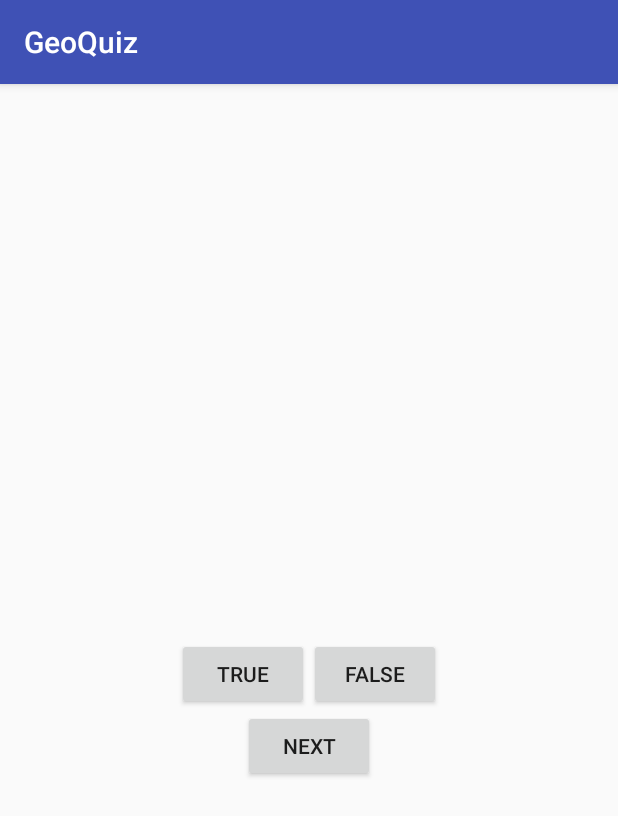
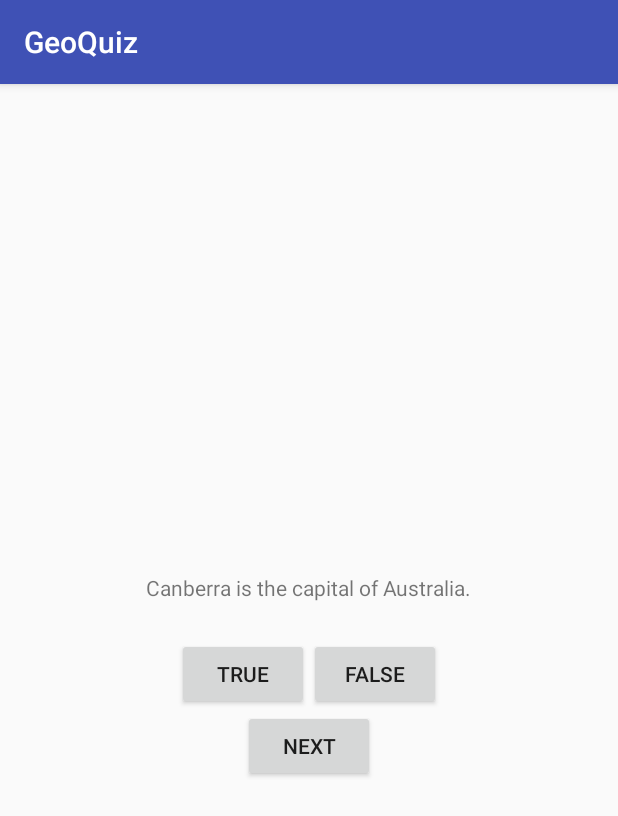
Before and after one commit to raicalvin/abnr-p1-geoquiz, an Android app: the screen it shows after launch (QuizActivity), after a tap on "TRUE", on a phone screen of 412 x 824 dp. Shown: the top 816 px of the screen. Run offline under Robolectric (Android 15) with nearby library versions, the phone set to English and light mode, and no system bars.

Commit message:
Updated QuizActivity with methods to check if answer is correct and to move onto the next question on button presses.

```diff
--- a/app/src/main/java/com/bignerdranch/android/geoquiz/QuizActivity.java
+++ b/app/src/main/java/com/bignerdranch/android/geoquiz/QuizActivity.java
@@ -5,25 +5,39 @@ import android.os.Bundle;
 import android.view.Gravity;
 import android.view.View;
 import android.widget.Button;
+import android.widget.TextView;
 import android.widget.Toast;
 
 public class QuizActivity extends AppCompatActivity {
 
     private Button mTrueButton;
     private Button mFalseButton;
+    private Button mNextButton;
+    private TextView mQuestionTextView;
+
+    private Question[] mQuestionBank = new Question[] {
+            new Question(R.string.question_australia, true),
+            new Question(R.string.question_oceans, true),
+            new Question(R.string.question_mideast, false),
+            new Question(R.string.question_africa, false),
+            new Question(R.string.question_americas, true),
+            new Question(R.string.question_asia, true)
+    };
+
+    private int mCurrentIndex = 0;
 
     @Override
     protected void onCreate(Bundle savedInstanceState) {
         super.onCreate(savedInstanceState);
         setContentView(R.layout.activity_quiz);
 
+        mQuestionTextView = (TextView) findViewById(R.id.question_text_view);
+
         mTrueButton = (Button) findViewById(R.id.true_button);
         mTrueButton.setOnClickListener(new View.OnClickListener() {
             @Override
             public void onClick(View v) {
-                Toast toast = Toast.makeText(QuizActivity.this, R.string.correct_toast, Toast.LENGTH_SHORT);
-                toast.setGravity(Gravity.TOP, 0, 250);
-                toast.show();
+                checkAnswer(true);
             }
         });
 
@@ -31,10 +45,38 @@ public class QuizActivity extends AppCompatActivity {
         mFalseButton.setOnClickListener(new View.OnClickListener() {
             @Override
             public void onClick(View v) {
-                Toast toast = Toast.makeText(QuizActivity.this, R.string.incorrect_toast, Toast.LENGTH_SHORT);
-                toast.setGravity(Gravity.TOP, 0, 250);
-                toast.show();
+                checkAnswer(false);
             }
         });
+
+        mNextButton = (Button) findViewById(R.id.next_button);
+        mNextButton.setOnClickListener(new View.OnClickListener() {
+            @Override
+            public void onClick(View v) {
+                mCurrentIndex = (mCurrentIndex + 1) % mQuestionBank.length;
+                updateQuestion(); // Update question everytime Next button is clicked
+            }
+        });
+
+        updateQuestion(); // Will update question the very first time the Activity is run
+    }
+
+    private void updateQuestion() {
+        int question = mQuestionBank[mCurrentIndex].getTextResId();
+        mQuestionTextView.setText(question);
+    }
+
+    private void checkAnswer(boolean userPressedTrue) {
+        boolean answerIsTrue = mQuestionBank[mCurrentIndex].isAnswerTrue();
+
+        int messageResId = 0;
+
+        if (userPressedTrue == answerIsTrue) {
+            messageResId = R.string.correct_toast;
+        } else {
+            messageResId = R.string.incorrect_toast;
+        }
+
+        Toast.makeText(this, messageResId, Toast.LENGTH_SHORT).show();
     }
 }
```
